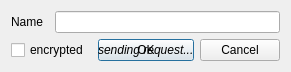
Qt form Client/src/QtClient/qtNewSyncDialog.ui (psieg/MyCloud) before a commit.
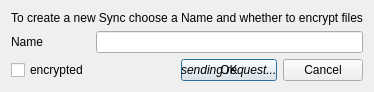
The same form after that commit. Icons and pictures are not drawn.

Commit message: UI for Syncs on Client (closes #30) - Fixed window size fix for Windows

```diff
--- a/Client/src/QtClient/qtNewSyncDialog.ui
+++ b/Client/src/QtClient/qtNewSyncDialog.ui
@@ -6,8 +6,8 @@
    <rect>
     <x>0</x>
     <y>0</y>
-    <width>291</width>
-    <height>71</height>
+    <width>336</width>
+    <height>88</height>
    </rect>
   </property>
   <property name="sizePolicy">
@@ -24,24 +24,24 @@
     <normaloff>:/Resources/icon.png</normaloff>:/Resources/icon.png</iconset>
   </property>
   <layout class="QGridLayout" name="gridLayout">
-   <item row="0" column="0">
+   <item row="2" column="0">
     <widget class="QLabel" name="label">
      <property name="text">
       <string>Name</string>
      </property>
     </widget>
    </item>
-   <item row="0" column="1" colspan="3">
+   <item row="2" column="1" colspan="3">
     <widget class="QLineEdit" name="nameEdit"/>
    </item>
-   <item row="1" column="0" colspan="2">
+   <item row="3" column="0" colspan="2">
     <widget class="QCheckBox" name="encryptedBox">
      <property name="text">
       <string>encrypted</string>
      </property>
     </widget>
    </item>
-   <item row="1" column="2">
+   <item row="3" column="2">
     <layout class="QGridLayout">
      <property name="margin">
       <number>0</number>
@@ -58,17 +58,30 @@
        <property name="text">
         <string>&lt;i&gt;sending request...&lt;/i&gt;</string>
        </property>
-	  </widget>
-	 </item>
-	</layout>
+      </widget>
+     </item>
+    </layout>
    </item>
-   <item row="1" column="3">
+   <item row="3" column="3">
     <widget class="QPushButton" name="cancelButton">
      <property name="text">
       <string>Cancel</string>
      </property>
     </widget>
    </item>
+   <item row="0" column="0" colspan="4">
+    <widget class="QLabel" name="label_2">
+     <property name="sizePolicy">
+      <sizepolicy hsizetype="Fixed" vsizetype="Fixed">
+       <horstretch>0</horstretch>
+       <verstretch>0</verstretch>
+      </sizepolicy>
+     </property>
+     <property name="text">
+      <string>To create a new Sync choose a Name and whether to encrypt files</string>
+     </property>
+    </widget>
+   </item>
   </layout>
  </widget>
  <resources>
```
Left out of the diff: 17 changed lines with no effect on the pictures. The commit also changes 14 other files.
